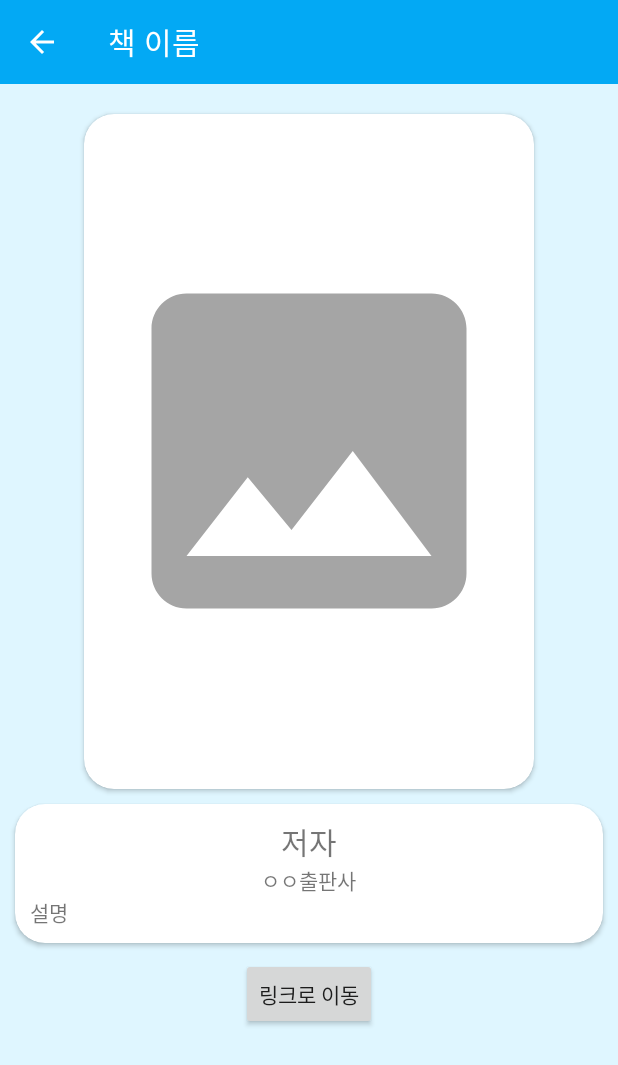
After one commit to ImGaram/AppDevelopProject, an Android app: the layout activity_book_info.xml on its own in the app's theme, with its tools: preview values and no code run, on a phone screen of 412 x 824 dp. The commit adds this screen. Shown: the top 1065 px of the screen. Run offline under Robolectric (Android 15) with nearby library versions, the phone set to English and light mode, and no system bars.

Commit message:
android retrofit2 실전 연습 3: recyclerview 아이템 클릭 리스너로 책의 더 자세한 정보 보기 기능 구현

```diff
--- a/app/src/main/java/com/example/appdevelopproject/RetrofitActivity.kt
+++ b/app/src/main/java/com/example/appdevelopproject/RetrofitActivity.kt
@@ -3,19 +3,16 @@ package com.example.appdevelopproject
 import androidx.appcompat.app.AppCompatActivity
 import android.os.Bundle
 import android.util.Log
-import android.widget.Button
 import android.widget.Toast
 import androidx.recyclerview.widget.LinearLayoutManager
 import androidx.recyclerview.widget.RecyclerView
 import com.example.appdevelopproject.retrofitbookapp.Constants.TAG
 import com.example.appdevelopproject.retrofitbookapp.RESPONSE_STATE
-import com.example.appdevelopproject.retrofitbookapp.data.Book
 import com.example.appdevelopproject.retrofitbookapp.recyclerview.BestSellerRecyclerViewAdapter
 import com.example.appdevelopproject.retrofitbookapp.retrofit.RetrofitManager
 
 class RetrofitActivity : AppCompatActivity() {
     private lateinit var adapter:BestSellerRecyclerViewAdapter
-    private lateinit var bookList: ArrayList<Book>
 
     override fun onCreate(savedInstanceState: Bundle?) {
         super.onCreate(savedInstanceState)
@@ -28,7 +25,6 @@ class RetrofitActivity : AppCompatActivity() {
                 RESPONSE_STATE.OKAY -> {
                     Log.d(TAG, "onCreate - api 호출 성공 / response : ${response?.size}")
 
-                    bookList = arrayListOf()
                     adapter = BestSellerRecyclerViewAdapter(response!!)
                     val recyclerView = findViewById<RecyclerView>(R.id.best_seller_recycler_view)
                     recyclerView.layoutManager = LinearLayoutManager(this, LinearLayoutManager.VERTICAL, false)
--- a/app/src/main/java/com/example/appdevelopproject/retrofitbookapp/data/Book.kt
+++ b/app/src/main/java/com/example/appdevelopproject/retrofitbookapp/data/Book.kt
@@ -1,6 +1,7 @@
 package com.example.appdevelopproject.retrofitbookapp.data
 
 import com.google.gson.annotations.SerializedName
+import java.io.Serializable
 
 data class Book(
     @SerializedName("title") var title: String?, // 제목
@@ -9,5 +10,6 @@ data class Book(
     @SerializedName("coverLargeUrl")var coverLargeUrl: String?, // 책 이미지
     @SerializedName("mobileLink")var mobileLink: String?,    // 모바일 주소
     @SerializedName("customerReviewRank")var customerReviewRank: Float?,   // 평점
-    @SerializedName("rank") var rank: String?  // 순위
-)
+    @SerializedName("rank") var rank: String?,  // 순위
+    @SerializedName("description") var description: String?     // 설명
+):Serializable
--- a/app/src/main/java/com/example/appdevelopproject/retrofitbookapp/recyclerview/BestSellerRecyclerViewAdapter.kt
+++ b/app/src/main/java/com/example/appdevelopproject/retrofitbookapp/recyclerview/BestSellerRecyclerViewAdapter.kt
@@ -6,7 +6,8 @@ import androidx.recyclerview.widget.RecyclerView
 import com.example.appdevelopproject.R
 import com.example.appdevelopproject.retrofitbookapp.data.Book
 
-class BestSellerRecyclerViewAdapter(var bookList: ArrayList<Book>): RecyclerView.Adapter<BestSellerViewHolder>() {
+class BestSellerRecyclerViewAdapter(private var bookList:ArrayList<Book>): RecyclerView.Adapter<BestSellerViewHolder>() {
+
     override fun onCreateViewHolder(parent: ViewGroup, viewType: Int): BestSellerViewHolder {
         val view = LayoutInflater.from(parent.context).inflate(R.layout.best_seller_item, parent, false)
         return BestSellerViewHolder(view)
@@ -14,6 +15,7 @@ class BestSellerRecyclerViewAdapter(var bookList: ArrayList<Book>): RecyclerView
 
     override fun onBindViewHolder(holder: BestSellerViewHolder, position: Int) {
         holder.bindItem(this.bookList[position])
+
     }
 
     override fun getItemCount(): Int {
--- a/app/src/main/java/com/example/appdevelopproject/retrofitbookapp/retrofit/RetrofitManager.kt
+++ b/app/src/main/java/com/example/appdevelopproject/retrofitbookapp/retrofit/RetrofitManager.kt
@@ -16,6 +16,7 @@ class RetrofitManager {
     companion object {
         val instance = RetrofitManager()    // instance로 retrofitManager 가져올수 잇음
     }
+    lateinit var bookList:ArrayList<Book>
 
     fun searchBooks(completion: (RESPONSE_STATE, ArrayList<Book>?) -> Unit) {
         var retrofitInterface: RetrofitInterface?
@@ -29,7 +30,7 @@ class RetrofitManager {
                     return
                 }
                 response.body().let {
-                    val bookList = ArrayList<Book>()
+                    bookList = arrayListOf()
                     val body = it?.asJsonObject
                     val results = body?.getAsJsonArray("item")
 
@@ -43,9 +44,10 @@ class RetrofitManager {
                         val mobileLink = bookItemObject.get("mobileLink").asString
                         val customerReviewRank = bookItemObject.get("customerReviewRank").asFloat
                         val rank = bookItemObject.get("rank").asString
+                        val description = bookItemObject.get("description").asString
 
                         val book = Book(
-                            title, publisher, author, coverLargeUrl, mobileLink, customerReviewRank, rank
+                            title, publisher, author, coverLargeUrl, mobileLink, customerReviewRank, rank, description
                         )
                         bookList.add(book)
                     }
--- /dev/null
+++ b/app/src/main/res/drawable/ic_baseline_arrow_back_24.xml
@@ -0,0 +1,5 @@
+<vector android:autoMirrored="true" android:height="24dp"
+    android:tint="#FFFFFF" android:viewportHeight="24"
+    android:viewportWidth="24" android:width="24dp" xmlns:android="http://schemas.android.com/apk/res/android">
+    <path android:fillColor="@android:color/white" android:pathData="M20,11H7.83l5.59,-5.59L12,4l-8,8 8,8 1.41,-1.41L7.83,13H20v-2z"/>
+</vector>
--- /dev/null
+++ b/app/src/main/res/layout/activity_book_info.xml
@@ -0,0 +1,93 @@
+<?xml version="1.0" encoding="utf-8"?>
+<androidx.coordinatorlayout.widget.CoordinatorLayout xmlns:android="http://schemas.android.com/apk/res/android"
+    xmlns:app="http://schemas.android.com/apk/res-auto"
+    xmlns:tools="http://schemas.android.com/tools"
+    android:layout_width="match_parent"
+    android:layout_height="match_parent"
+    tools:context=".retrofitbookapp.BookInfoActivity">
+
+    <com.google.android.material.appbar.AppBarLayout
+        android:layout_width="match_parent"
+        android:layout_height="?attr/actionBarSize"
+        app:liftOnScroll="true"
+        app:liftOnScrollTargetViewId="@id/book_info_layout">
+
+        <com.google.android.material.appbar.MaterialToolbar
+            android:id="@+id/book_info_tool_bar"
+            android:layout_width="match_parent"
+            android:layout_height="?attr/actionBarSize"
+            style="@style/Widget.MaterialComponents.Toolbar.Primary"
+            app:title="책 이름"
+            app:navigationIcon="@drawable/ic_baseline_arrow_back_24"
+            app:layout_scrollFlags="scroll|enterAlways|snap"/>
+
+    </com.google.android.material.appbar.AppBarLayout>
+
+    <LinearLayout
+        android:id="@+id/book_info_layout"
+        android:layout_width="match_parent"
+        android:layout_height="match_parent"
+        android:orientation="vertical"
+        android:gravity="center_horizontal"
+        android:background="#DFF6FF"
+        app:layout_behavior="com.google.android.material.appbar.AppBarLayout$ScrollingViewBehavior">
+
+        <androidx.cardview.widget.CardView
+            android:layout_width="300dp"
+            android:layout_height="450dp"
+            app:cardCornerRadius="20dp"
+            android:layout_marginTop="20dp">
+
+            <ImageView
+                android:id="@+id/book_info_image"
+                android:layout_width="280dp"
+                android:layout_height="420dp"
+                android:layout_gravity="center"
+                android:src="@drawable/ic_baseline_insert_photo_24"/>
+        </androidx.cardview.widget.CardView>
+
+        <androidx.cardview.widget.CardView
+            android:layout_width="match_parent"
+            android:layout_height="wrap_content"
+            android:layout_margin="10dp"
+            app:cardCornerRadius="20dp">
+
+            <LinearLayout
+                android:layout_width="match_parent"
+                android:layout_height="match_parent"
+                android:layout_margin="10dp"
+                android:orientation="vertical">
+                <TextView
+                    android:id="@+id/book_info_author"
+                    android:layout_width="wrap_content"
+                    android:layout_height="wrap_content"
+                    android:layout_gravity="center"
+                    android:text="저자"
+                    android:textSize="20dp"/>
+
+                <TextView
+                    android:id="@+id/book_info_publisher"
+                    android:layout_width="wrap_content"
+                    android:layout_height="wrap_content"
+                    android:layout_gravity="center"
+                    android:text="ㅇㅇ출판사"/>
+
+                <TextView
+                    android:id="@+id/book_info_description"
+                    android:layout_width="match_parent"
+                    android:layout_height="wrap_content"
+                    android:maxLines="2"
+                    android:scrollbars="vertical"
+                    android:text="설명"/>
+            </LinearLayout>
+
+        </androidx.cardview.widget.CardView>
+
+        <Button
+            android:id="@+id/book_info_mobileLink_button"
+            android:layout_width="wrap_content"
+            android:layout_height="wrap_content"
+            android:text="링크로 이동"/>
+    </LinearLayout>
+
+</androidx.coordinatorlayout.widget.CoordinatorLayout>
--- a/app/src/main/res/layout/activity_retrofit.xml
+++ b/app/src/main/res/layout/activity_retrofit.xml
@@ -26,7 +26,7 @@
         android:id="@+id/best_seller_recycler_view"
         android:layout_width="match_parent"
         android:layout_height="match_parent"
-        android:background="#7903A9F4"
+        android:background="#DFF6FF"
         app:layout_behavior="com.google.android.material.appbar.AppBarLayout$ScrollingViewBehavior"/>
 
 </androidx.coordinatorlayout.widget.CoordinatorLayout>
```
Also changed, not shown: app/src/main/AndroidManifest.xml (+6 -3 lines), app/src/main/java/com/example/appdevelopproject/retrofitbookapp/BookInfoActivity.kt (added, +58 -0 lines), app/src/main/java/com/example/appdevelopproject/retrofitbookapp/recyclerview/BestSellerViewHolder.kt (+21 -0 lines), app/src/main/res/layout/best_seller_item.xml (+7 -1 lines).
